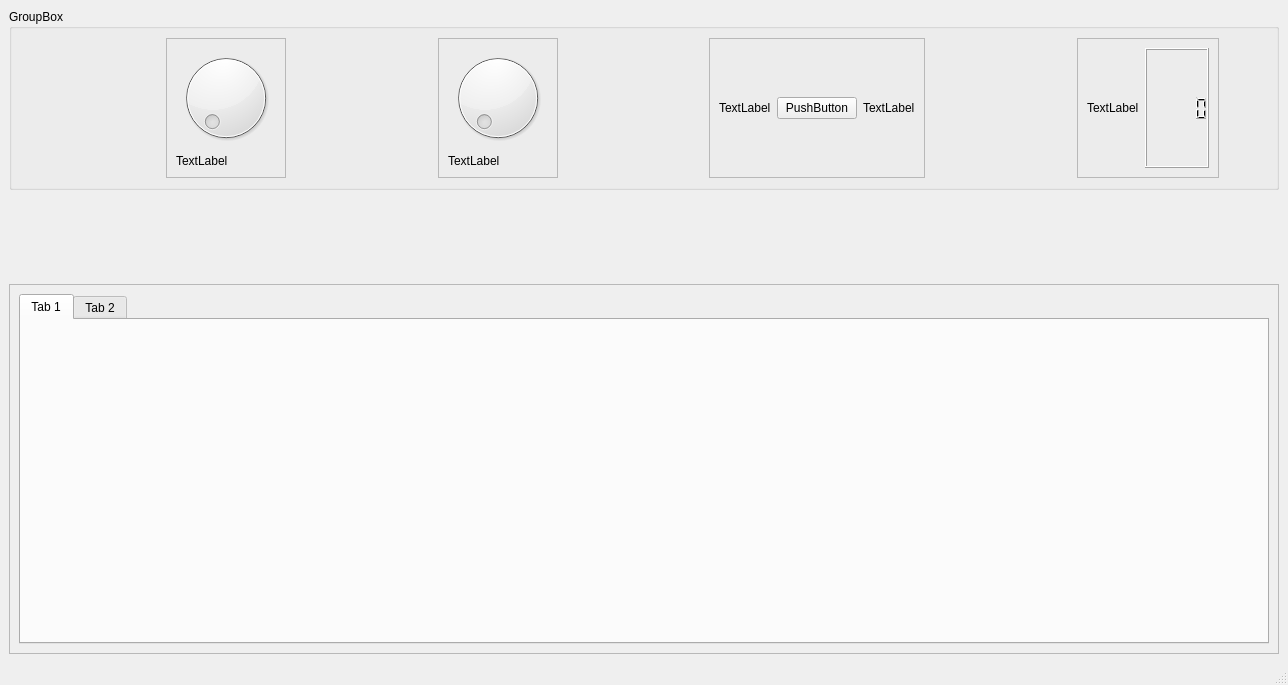
This is MpuDataAcquisition/mainwindow.ui in APSCrew/MpuDataAcquisition as Qt 5 draws it before an edit. The edited form follows.
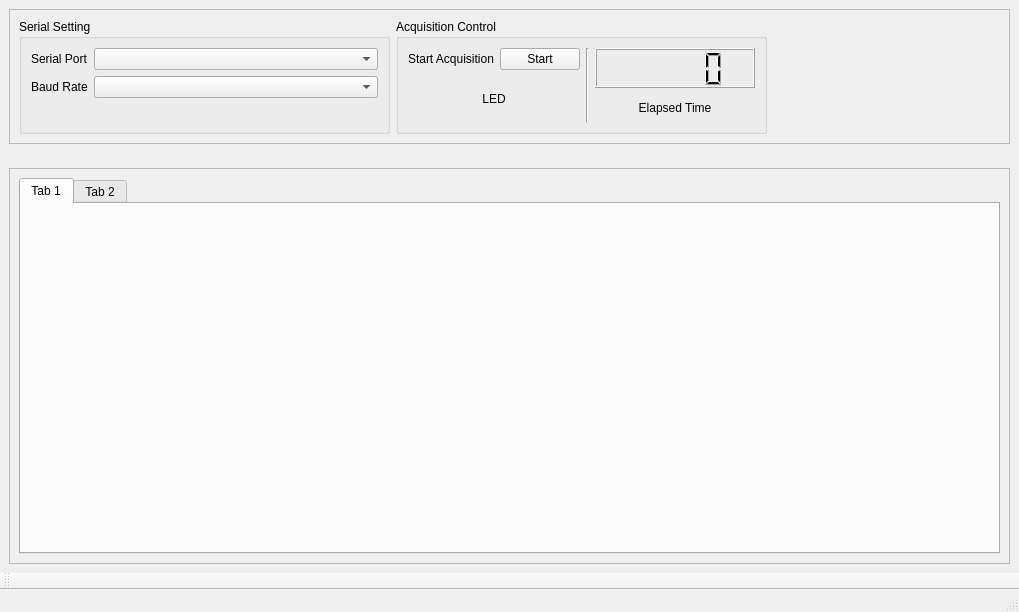
This is the edited form.

Commit message: Modificato il layout della bozza, ora dovrebbe essere quello definitivo; Aggiunti i widgets per il controllo dell'acquisizione;

```diff
--- a/MpuDataAcquisition/mainwindow.ui
+++ b/MpuDataAcquisition/mainwindow.ui
@@ -6,181 +6,165 @@
    <rect>
     <x>0</x>
     <y>0</y>
-    <width>1288</width>
-    <height>685</height>
+    <width>1019</width>
+    <height>612</height>
    </rect>
   </property>
+  <property name="sizePolicy">
+   <sizepolicy hsizetype="Minimum" vsizetype="Minimum">
+    <horstretch>0</horstretch>
+    <verstretch>0</verstretch>
+   </sizepolicy>
+  </property>
+  <property name="minimumSize">
+   <size>
+    <width>800</width>
+    <height>600</height>
+   </size>
+  </property>
   <property name="windowTitle">
    <string>MainWindow</string>
   </property>
   <widget class="QWidget" name="centralwidget">
-   <layout class="QVBoxLayout" name="verticalLayout_4">
+   <layout class="QVBoxLayout" name="verticalLayout_2">
     <item>
-     <widget class="QGroupBox" name="groupBox">
-      <property name="title">
-       <string>GroupBox</string>
+     <widget class="QFrame" name="frame_2">
+      <property name="minimumSize">
+       <size>
+        <width>780</width>
+        <height>130</height>
+       </size>
       </property>
-      <layout class="QHBoxLayout" name="horizontalLayout_3">
+      <property name="frameShape">
+       <enum>QFrame::StyledPanel</enum>
+      </property>
+      <property name="frameShadow">
+       <enum>QFrame::Raised</enum>
+      </property>
+      <layout class="QHBoxLayout" name="horizontalLayout">
        <item>
-        <spacer name="horizontalSpacer_2">
-         <property name="orientation">
-          <enum>Qt::Horizontal</enum>
-         </property>
-         <property name="sizeHint" stdset="0">
+        <widget class="QGroupBox" name="groupBox">
+         <property name="minimumSize">
           <size>
-           <width>145</width>
-           <height>20</height>
+           <width>371</width>
+           <height>115</height>
           </size>
          </property>
-        </spacer>
-       </item>
-       <item>
-        <widget class="QFrame" name="frame_2">
-         <property name="frameShape">
-          <enum>QFrame::StyledPanel</enum>
+         <property name="title">
+          <string>Serial Setting</string>
          </property>
-         <property name="frameShadow">
-          <enum>QFrame::Raised</enum>
-         </property>
-         <layout class="QVBoxLayout" name="verticalLayout_2">
-          <item>
-           <widget class="QDial" name="dial_2"/>
-          </item>
-          <item>
-           <widget class="QLabel" name="label_2">
-            <property name="text">
-             <string>TextLabel</string>
-            </property>
-           </widget>
-          </item>
-         </layout>
-        </widget>
-       </item>
-       <item>
-        <spacer name="horizontalSpacer">
-         <property name="orientation">
-          <enum>Qt::Horizontal</enum>
-         </property>
-         <property name="sizeHint" stdset="0">
-          <size>
-           <width>146</width>
-           <height>20</height>
-          </size>
-         </property>
-        </spacer>
-       </item>
-       <item>
-        <widget class="QFrame" name="frame_4">
-         <property name="frameShape">
-          <enum>QFrame::StyledPanel</enum>
-         </property>
-         <property name="frameShadow">
-          <enum>QFrame::Raised</enum>
-         </property>
-         <layout class="QVBoxLayout" name="verticalLayout">
-          <item>
-           <widget class="QDial" name="dial"/>
-          </item>
-          <item>
+         <layout class="QFormLayout" name="formLayout">
+          <item row="0" column="0">
            <widget class="QLabel" name="label">
             <property name="text">
-             <string>TextLabel</string>
+             <string>Serial Port</string>
             </property>
            </widget>
           </item>
-         </layout>
-        </widget>
-       </item>
-       <item>
-        <spacer name="horizontalSpacer_3">
-         <property name="orientation">
-          <enum>Qt::Horizontal</enum>
-         </property>
-         <property name="sizeHint" stdset="0">
-          <size>
-           <width>145</width>
-           <height>20</height>
-          </size>
-         </property>
-        </spacer>
-       </item>
-       <item>
-        <widget class="QFrame" name="frame_3">
-         <property name="frameShape">
-          <enum>QFrame::StyledPanel</enum>
-         </property>
-         <property name="frameShadow">
-          <enum>QFrame::Raised</enum>
-         </property>
-         <layout class="QHBoxLayout" name="horizontalLayout">
-          <item>
-           <widget class="QLabel" name="label_3">
-            <property name="text">
-             <string>TextLabel</string>
-            </property>
-           </widget>
+          <item row="0" column="1">
+           <widget class="QComboBox" name="comboBox_2"/>
           </item>
-          <item>
-           <widget class="QPushButton" name="pushButton">
+          <item row="1" column="0">
+           <widget class="QLabel" name="label_2">
             <property name="text">
-             <string>PushButton</string>
+             <string>Baud Rate</string>
             </property>
            </widget>
           </item>
-          <item>
-           <widget class="QLabel" name="label_4">
-            <property name="text">
-             <string>TextLabel</string>
-            </property>
-           </widget>
+          <item row="1" column="1">
+           <widget class="QComboBox" name="comboBox"/>
           </item>
          </layout>
         </widget>
        </item>
        <item>
-        <spacer name="horizontalSpacer_4">
-         <property name="orientation">
-          <enum>Qt::Horizontal</enum>
-         </property>
-         <property name="sizeHint" stdset="0">
+        <widget class="QGroupBox" name="groupBox_2">
+         <property name="minimumSize">
           <size>
-           <width>146</width>
-           <height>20</height>
+           <width>371</width>
+           <height>115</height>
           </size>
          </property>
-        </spacer>
-       </item>
-       <item>
-        <widget class="QFrame" name="frame_5">
-         <property name="frameShape">
-          <enum>QFrame::StyledPanel</enum>
+         <property name="title">
+          <string>Acquisition Control</string>
          </property>
-         <property name="frameShadow">
-          <enum>QFrame::Raised</enum>
-         </property>
-         <layout class="QHBoxLayout" name="horizontalLayout_2">
+         <layout class="QVBoxLayout" name="verticalLayout_5">
           <item>
-           <widget class="QLabel" name="label_5">
-            <property name="text">
-             <string>TextLabel</string>
-            </property>
-           </widget>
+           <layout class="QHBoxLayout" name="horizontalLayout_4">
+            <item>
+             <layout class="QVBoxLayout" name="verticalLayout_4">
+              <item>
+               <layout class="QHBoxLayout" name="horizontalLayout_3">
+                <item>
+                 <widget class="QLabel" name="label_3">
+                  <property name="text">
+                   <string>Start Acquisition</string>
+                  </property>
+                 </widget>
+                </item>
+                <item>
+                 <widget class="QPushButton" name="pushButton">
+                  <property name="text">
+                   <string>Start</string>
+                  </property>
+                 </widget>
+                </item>
+               </layout>
+              </item>
+              <item>
+               <widget class="QLabel" name="label_4">
+                <property name="text">
+                 <string>LED</string>
+                </property>
+                <property name="alignment">
+                 <set>Qt::AlignCenter</set>
+                </property>
+               </widget>
+              </item>
+             </layout>
+            </item>
+            <item>
+             <layout class="QHBoxLayout" name="horizontalLayout_2">
+              <item>
+               <widget class="Line" name="line">
+                <property name="orientation">
+                 <enum>Qt::Vertical</enum>
+                </property>
+               </widget>
+              </item>
+              <item>
+               <layout class="QVBoxLayout" name="verticalLayout_3">
+                <item>
+                 <widget class="QLCDNumber" name="lcdNumber">
+                  <property name="minimumSize">
+                   <size>
+                    <width>150</width>
+                    <height>40</height>
+                   </size>
+                  </property>
+                 </widget>
+                </item>
+                <item>
+                 <widget class="QLabel" name="label_5">
+                  <property name="text">
+                   <string>Elapsed Time</string>
+                  </property>
+                  <property name="alignment">
+                   <set>Qt::AlignCenter</set>
+                  </property>
+                 </widget>
+                </item>
+               </layout>
+              </item>
+             </layout>
+            </item>
+           </layout>
           </item>
-          <item>
-           <widget class="QLCDNumber" name="lcdNumber">
-            <property name="sizePolicy">
-             <sizepolicy hsizetype="Minimum" vsizetype="Minimum">
-              <horstretch>0</horstretch>
-              <verstretch>0</verstretch>
-             </sizepolicy>
-            </property>
-           </widget>
-          </item>
          </layout>
         </widget>
        </item>
        <item>
-        <spacer name="horizontalSpacer_5">
+        <spacer name="horizontalSpacer_2">
          <property name="orientation">
           <enum>Qt::Horizontal</enum>
          </property>
@@ -201,25 +185,40 @@
        <enum>Qt::Vertical</enum>
       </property>
       <property name="sizeType">
-       <enum>QSizePolicy::Fixed</enum>
+       <enum>QSizePolicy::Minimum</enum>
       </property>
       <property name="sizeHint" stdset="0">
        <size>
         <width>20</width>
-        <height>88</height>
+        <height>18</height>
        </size>
       </property>
      </spacer>
     </item>
     <item>
      <widget class="QFrame" name="frame">
+      <property name="sizePolicy">
+       <sizepolicy hsizetype="Expanding" vsizetype="Expanding">
+        <horstretch>0</horstretch>
+        <verstretch>0</verstretch>
+       </sizepolicy>
+      </property>
+      <property name="minimumSize">
+       <size>
+        <width>780</width>
+        <height>390</height>
+       </size>
+      </property>
       <property name="frameShape">
        <enum>QFrame::StyledPanel</enum>
       </property>
       <property name="frameShadow">
        <enum>QFrame::Raised</enum>
       </property>
-      <layout class="QVBoxLayout" name="verticalLayout_3">
+      <layout class="QVBoxLayout" name="verticalLayout">
+       <property name="spacing">
+        <number>6</number>
+       </property>
        <item>
         <widget class="QTabWidget" name="tabWidget">
          <widget class="QWidget" name="tab">
@@ -250,6 +249,17 @@
    </property>
   </widget>
   <widget class="QStatusBar" name="statusbar"/>
+  <widget class="QToolBar" name="toolBar">
+   <property name="windowTitle">
+    <string>toolBar</string>
+   </property>
+   <attribute name="toolBarArea">
+    <enum>BottomToolBarArea</enum>
+   </attribute>
+   <attribute name="toolBarBreak">
+    <bool>false</bool>
+   </attribute>
+  </widget>
  </widget>
  <resources/>
  <connections/>
```
Left out of the diff: 10 changed lines with no effect on the pictures.
